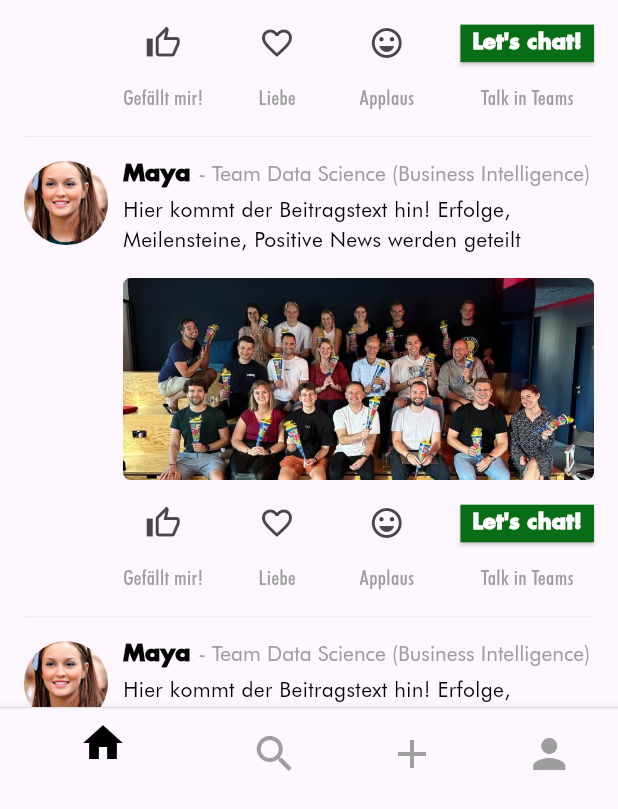
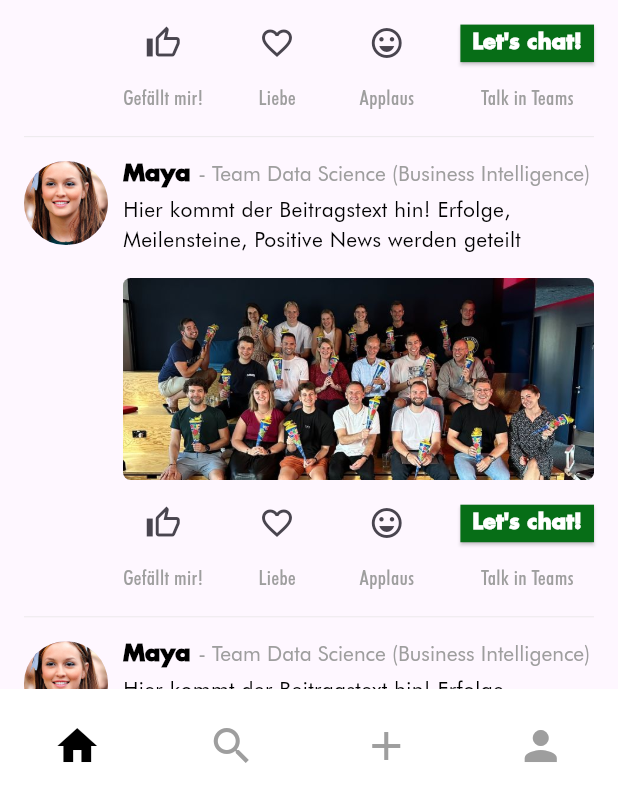
Before and after one commit to kvdthuesen/positeams_programmierung2, a Flutter app: the Explore screen opened directly, item 3 of the bottom bar chosen, after a tap on the "close" icon, on a phone screen of 412 x 824 dp, the part 427-1236 px from its top. Run offline on Flutter 3.47's test engine with Material 3 defaults, Android fonts, the phone set to English and light mode, and no system bars.

Commit message:
Switch from BottomNavigationBar to Navigationbar using Material 3. Comments added. Fixing Layout Problems

```diff
--- a/lib/components/navigationbar.dart
+++ b/lib/components/navigationbar.dart
@@ -1,82 +1,93 @@
 import 'package:flutter/material.dart';
-import 'package:positeams_programmierung2/pages/addPost_page.dart';
-import 'package:positeams_programmierung2/pages/explore_page.dart';
-import 'package:positeams_programmierung2/pages/home_page.dart';
-import 'package:positeams_programmierung2/pages/Profile_page.dart';
+import 'package:positeams_programmierung2/pages/addPost_page.dart'; // Imports page for adding a post
+import 'package:positeams_programmierung2/pages/explore_page.dart'; // Imports page for exploring content
+import 'package:positeams_programmierung2/pages/home_page.dart'; // Imports homepage
+import 'package:positeams_programmierung2/pages/Profile_page.dart'; // Imports profile page
 
+// Custom navigation bar widget that allows users to navigate between main app pages
 class MyNavigationBar extends StatelessWidget {
+  // The index of the currently selected tab
   final int currentIndex;
+
+  // Define colors and icon size for selected and unselected items
+  final Color selectedColor = Colors.black; // Color for the selected icon
+  final Color unselectedColor = Colors.grey; // Color for unselected icons
+  final Color backgroundColor = Colors.white; // Background color of the navigation bar
+  final double iconSize = 32.0; // Size of the icons
 
   const MyNavigationBar({super.key, required this.currentIndex});
 
+  // Handles the navigation logic when an item in the bottom navigation is tapped
+  // It will navigate to the appropriate page and clear the previous navigation stack
   void _onItemTapped(BuildContext context, int index) {
     switch (index) {
       case 0:
-      // Navigation to Homepage
         Navigator.pushAndRemoveUntil(
           context,
-          MaterialPageRoute(builder: (context) => const Homepage()),
-              (Route<dynamic> route) => false,
+          MaterialPageRoute(builder: (context) => const Homepage()), // Navigate to Homepage
+              (Route<dynamic> route) => false, // Clear back stack
         );
         break;
       case 1:
-      // Navigation to Explore Page
         Navigator.pushAndRemoveUntil(
           context,
-          MaterialPageRoute(builder: (context) => const Explore()),
-              (Route<dynamic> route) => false,
+          MaterialPageRoute(builder: (context) => const Explore()), // Navigate to Explore page
+              (Route<dynamic> route) => false, // Clear back stack
         );
         break;
       case 2:
-      // Navigation to Add Post Page
         Navigator.pushAndRemoveUntil(
           context,
-          MaterialPageRoute(builder: (context) => const AddPost()),
-              (Route<dynamic> route) => false,
+          MaterialPageRoute(builder: (context) => const AddPost()), // Navigate to AddPost page
+              (Route<dynamic> route) => false, // Clear back stack
         );
         break;
       case 3:
-      // Navigation to Profile Page
         Navigator.pushAndRemoveUntil(
           context,
-          MaterialPageRoute(builder: (context) => const MyProfile()),
-              (Route<dynamic> route) => false,
+          MaterialPageRoute(builder: (context) => const MyProfile()), // Navigate to Profile page
+              (Route<dynamic> route) => false, // Clear back stack
         );
     }
   }
 
   @override
   Widget build(BuildContext context) {
-    return Container(
-      decoration: const BoxDecoration(
-        border: Border(
-          top: BorderSide(
-            color: Color.fromARGB(255, 229, 229, 229),
-            width: 1.0,
-          ),
+    // Builds the themed navigation bar
+    return NavigationBarTheme(
+      data: NavigationBarThemeData(
+        backgroundColor: backgroundColor, // Sets the background color to white
+        indicatorColor: Colors.transparent, // No background highlight on the selected item
+        iconTheme: WidgetStateProperty.resolveWith<IconThemeData>((states) {
+          // Conditionally set the icon theme based on whether the state is selected
+          if (states.contains(WidgetState.selected)) {
+            return IconThemeData(color: selectedColor, size: iconSize); // Black icon for selected tab
+          }
+          return IconThemeData(color: unselectedColor, size: iconSize); // Grey icon for unselected tabs
+        }),
+        labelTextStyle: WidgetStateProperty.all(
+          const TextStyle(fontSize: 0), // Hide labels by setting font size to 0
         ),
       ),
-      child: BottomNavigationBar(
-        currentIndex: currentIndex, // Der aktuelle Index wird gesetzt
-        selectedItemColor: Colors.black,
-        unselectedItemColor: Colors.grey,
-        onTap: (index) => _onItemTapped(context, index),
-        items: const [
-          BottomNavigationBarItem(
-            icon: Icon(Icons.home, size: 32),
-            label: '',
+      child: NavigationBar(
+        selectedIndex: currentIndex, // The currently active tab index
+        onDestinationSelected: (index) => _onItemTapped(context, index), // Handle tab change
+        destinations: const [
+          NavigationDestination(
+            icon: Icon(Icons.home), // Icon for Home tab
+            label: '', // No label text
           ),
-          BottomNavigationBarItem(
-            icon: Icon(Icons.search, size: 32),
-            label: '',
+          NavigationDestination(
+            icon: Icon(Icons.search), // Icon for Explore/Search tab
+            label: '', // No label text
           ),
-          BottomNavigationBarItem(
-            icon: Icon(Icons.add, size: 32),
-            label: '',
+          NavigationDestination(
+            icon: Icon(Icons.add), // Icon for Add Post tab
+            label: '', // No label text
           ),
-          BottomNavigationBarItem(
-            icon: Icon(Icons.person, size: 32),
-            label: '',
+          NavigationDestination(
+            icon: Icon(Icons.person), // Icon for Profile tab
+            label: '', // No label text
           ),
         ],
       ),
```
